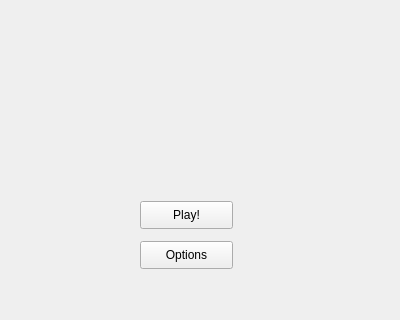
daixu35/FlappyBird, file flappyapp.ui: the form before one commit; both pictures show x 0 to 400 and y 269 to 589 of the 400 by 589 pixel window.
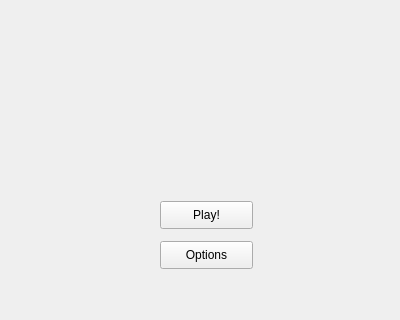
The form after the commit.

Commit message: 开始界面设计实现初步功能

The edit to the form file:
```diff
--- a/flappyapp.ui
+++ b/flappyapp.ui
@@ -16,7 +16,7 @@
   <widget class="QPushButton" name="playGame">
    <property name="geometry">
     <rect>
-     <x>140</x>
+     <x>160</x>
      <y>470</y>
      <width>93</width>
      <height>28</height>
@@ -29,7 +29,7 @@
   <widget class="QPushButton" name="Option">
    <property name="geometry">
     <rect>
-     <x>140</x>
+     <x>160</x>
      <y>510</y>
      <width>93</width>
      <height>28</height>
```
The commit also changes 6 other files.
